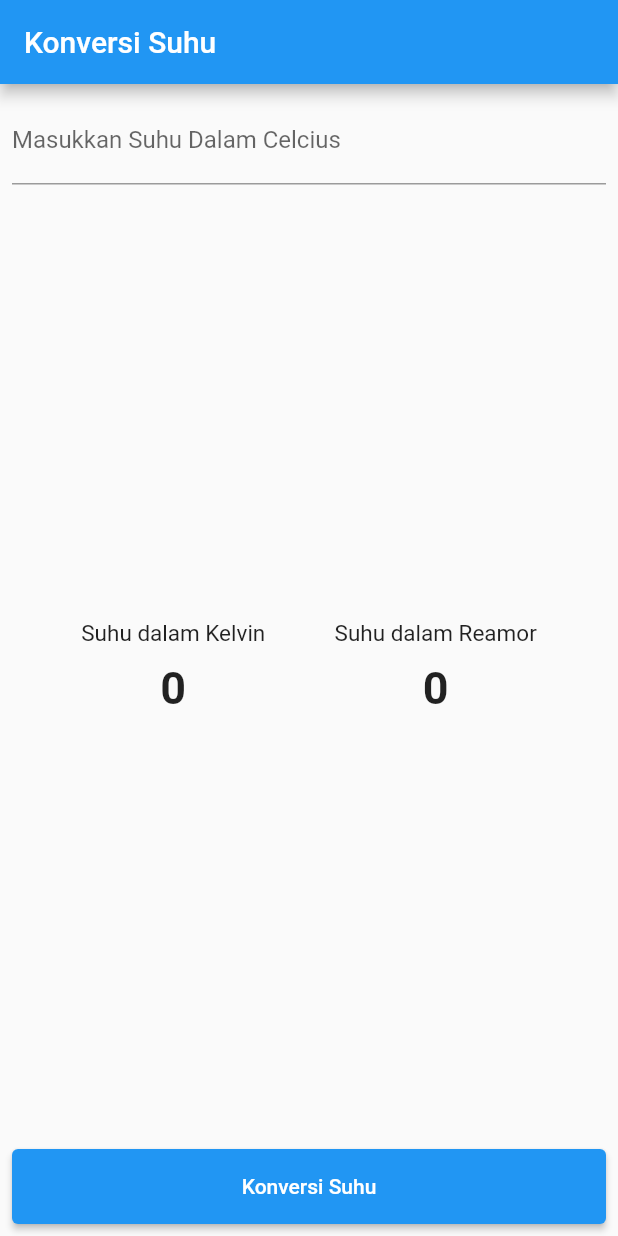
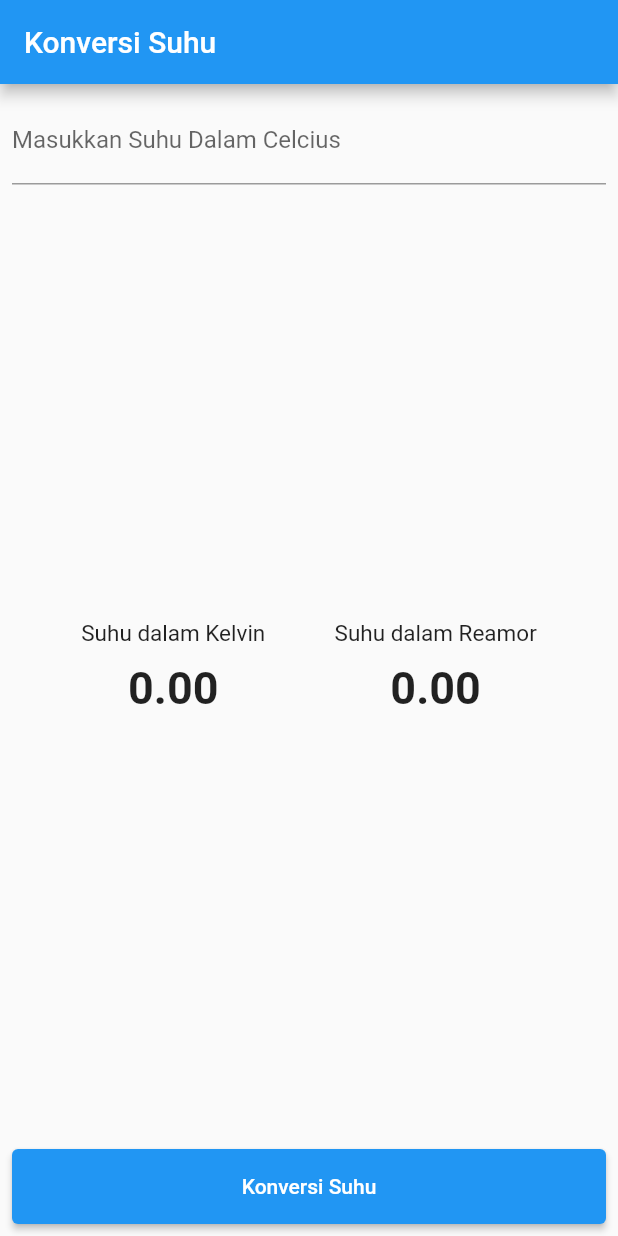
Before and after one commit to Dka-11/konversi_suhu_listmap, a Flutter app: the screen it shows after launch, on a phone screen of 412 x 824 dp. Run offline on Flutter 3.47's test engine with Material 2 defaults, Android fonts, the phone set to English and light mode, and no system bars.

Commit message:
Show output result

```diff
--- a/lib/main.dart
+++ b/lib/main.dart
@@ -56,8 +56,13 @@ class _MyAppState extends State<MyApp> {
               FormSuhu(
                 nilaiCelcius: suhuInput,
               ),
-              TextSuhu(),
-              ButtonSuhu(),
+              TextSuhu(
+                hasilKelvin: _kelvin,
+                hasilReamor: _reamor,
+              ),
+              ButtonSuhu(
+                afterClick: konversiSuhu,
+              ),
             ],
           ),
         ),
--- a/lib/widgets/button_suhu.dart
+++ b/lib/widgets/button_suhu.dart
@@ -1,12 +1,17 @@
 import 'package:flutter/material.dart';
 
 class ButtonSuhu extends StatelessWidget {
-  const ButtonSuhu({super.key});
+  const ButtonSuhu({
+    super.key,
+    required this.afterClick,
+  });
+
+  final Function() afterClick;
 
   @override
   Widget build(BuildContext context) {
     return ElevatedButton(
-      onPressed: () {},
+      onPressed: afterClick,
       style: ElevatedButton.styleFrom(
         minimumSize: const Size.fromHeight(50),
         backgroundColor: Colors.blue,
--- a/lib/widgets/text_suhu.dart
+++ b/lib/widgets/text_suhu.dart
@@ -1,7 +1,14 @@
 import 'package:flutter/material.dart';
 
 class TextSuhu extends StatelessWidget {
-  const TextSuhu({super.key});
+  const TextSuhu({
+    super.key,
+    required this.hasilKelvin,
+    required this.hasilReamor,
+  });
+
+  final double hasilKelvin;
+  final double hasilReamor;
 
   @override
   Widget build(BuildContext context) {
@@ -9,17 +16,17 @@ class TextSuhu extends StatelessWidget {
       mainAxisAlignment: MainAxisAlignment.spaceEvenly,
       children: [
         Column(
-          children: const [
-            Text(
+          children: [
+            const Text(
               'Suhu dalam Kelvin',
               style: TextStyle(fontSize: 15),
             ),
-            SizedBox(
+            const SizedBox(
               height: 10,
             ),
             Text(
-              '0',
-              style: TextStyle(
+              hasilKelvin.toStringAsFixed(2),
+              style: const TextStyle(
                 fontSize: 30,
                 fontWeight: FontWeight.bold,
               ),
@@ -27,17 +34,17 @@ class TextSuhu extends StatelessWidget {
           ],
         ),
         Column(
-          children: const [
-            Text(
+          children: [
+            const Text(
               'Suhu dalam Reamor',
               style: TextStyle(fontSize: 15),
             ),
-            SizedBox(
+            const SizedBox(
               height: 10,
             ),
             Text(
-              '0',
-              style: TextStyle(
+              hasilReamor.toStringAsFixed(2),
+              style: const TextStyle(
                 fontSize: 30,
                 fontWeight: FontWeight.bold,
               ),
```
